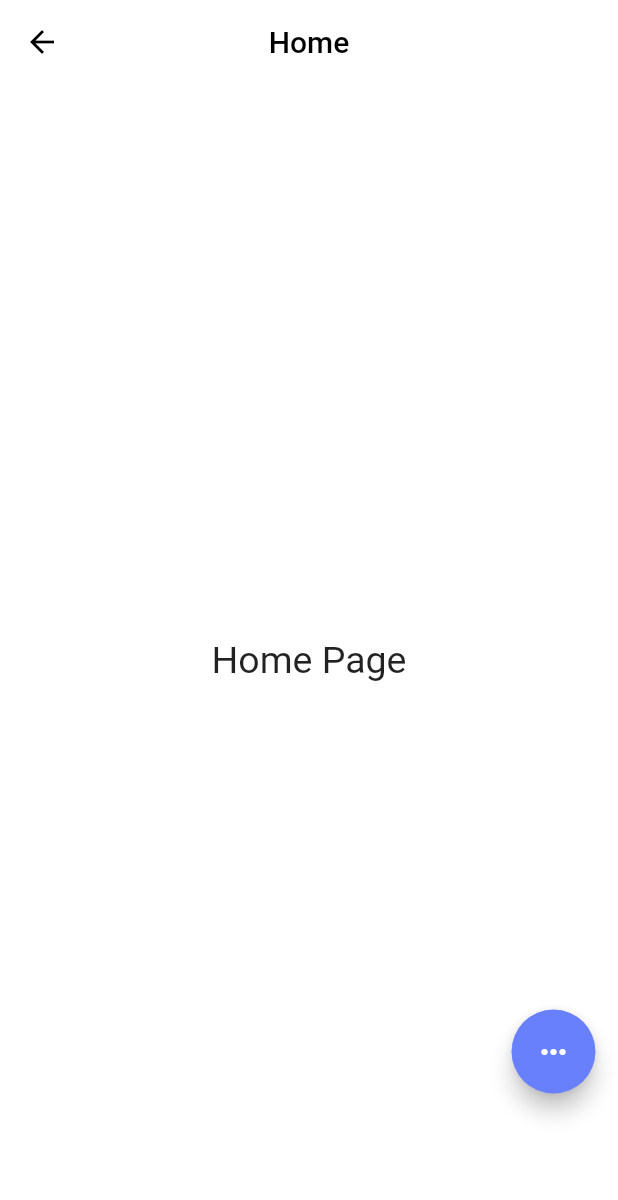
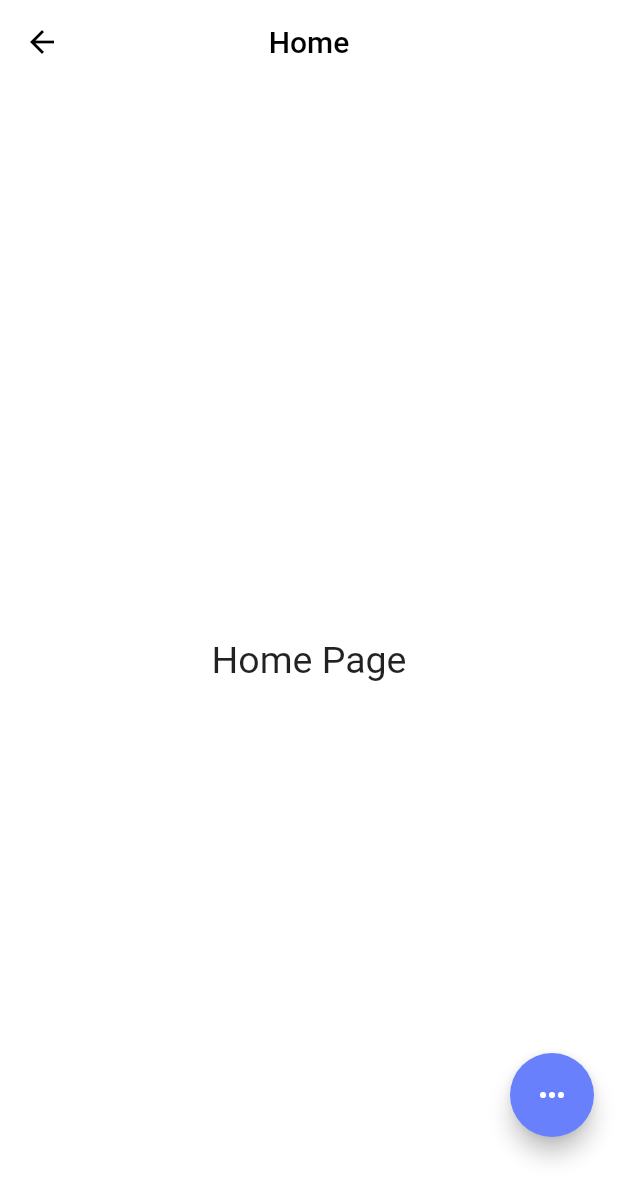
Before and after one commit to pavittarsingh315/Jima-Frontend, a Flutter app: the HomePage screen opened directly, on a phone screen of 412 x 824 dp. Shown: the top 1200 px of the screen. Run offline on Flutter 3.47's test engine with Material 2 defaults, Android fonts, the phone set to English and light mode, and no system bars; drawn by our look-alikes of flutter_speed_dial; our stand-ins replace another_flushbar, auto_route, cached_network_image, flutter_image_compress, flutter_multi_formatter, flutter_secure_storage and 8 more; missing offline and left inert: custom_nested_scroll_view, flutter_uploader, swipeable_page_route; accounts and stored records are empty.

```diff
--- a/lib/pages/home/home.dart
+++ b/lib/pages/home/home.dart
@@ -12,26 +12,19 @@ class HomePage extends StatelessWidget {
     return Scaffold(
       appBar: AppBar(title: const Text("Home")),
       resizeToAvoidBottomInset: false,
-      body: Stack(
-        children: [
-          const Center(
-            child: Text(
-              "Home Page",
-              style: TextStyle(fontSize: 25),
-            ),
-          ),
-          Align(
-            alignment: Alignment.bottomRight,
-            child: _floatingActionButton(context),
-          ),
-        ],
+      body: const Center(
+        child: Text(
+          "Home Page",
+          style: TextStyle(fontSize: 25),
+        ),
       ),
+      floatingActionButton: _floatingActionButton(context),
     );
   }
 
   Widget _floatingActionButton(BuildContext context) {
     return Padding(
-      padding: const EdgeInsets.only(right: 15, bottom: 95),
+      padding: const EdgeInsets.only(bottom: 50.0), // 50 is height of bottom nav bar
       child: SpeedDial(
         icon: Icons.more_horiz,
         backgroundColor: primary,
```
Also changed, not shown: lib/pages/browse/search_page.dart (+3 -12 lines).
